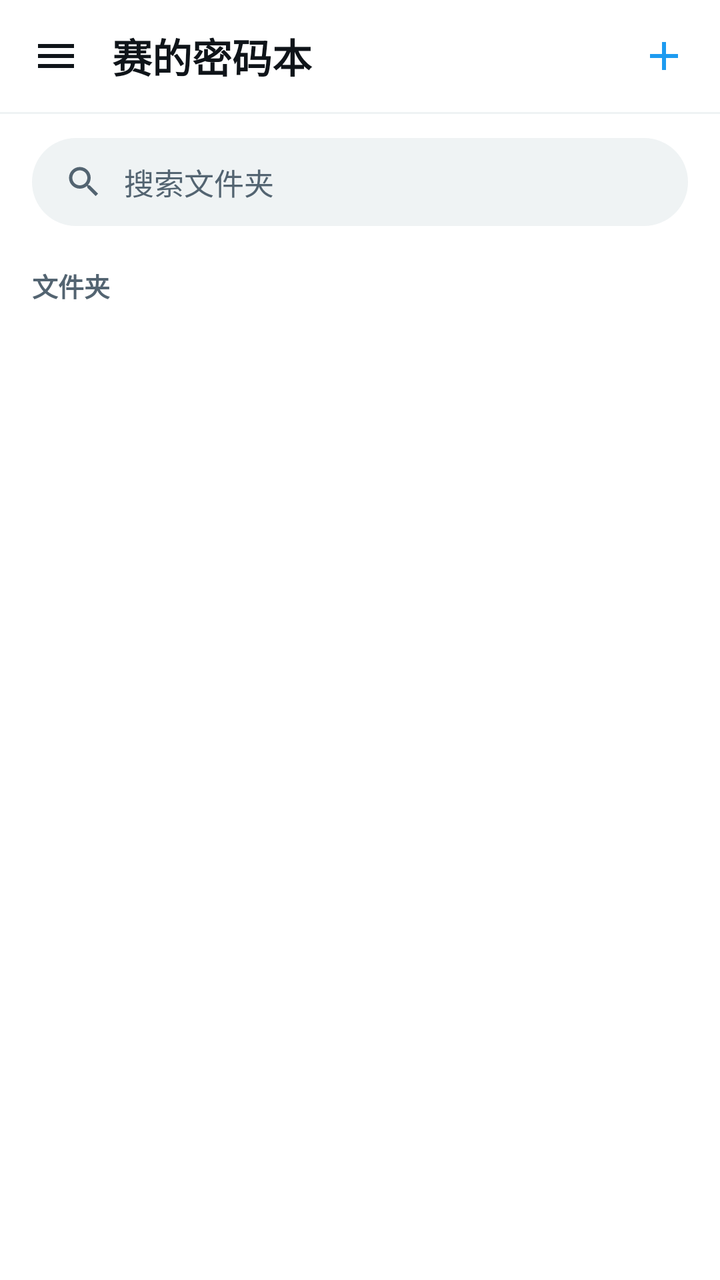
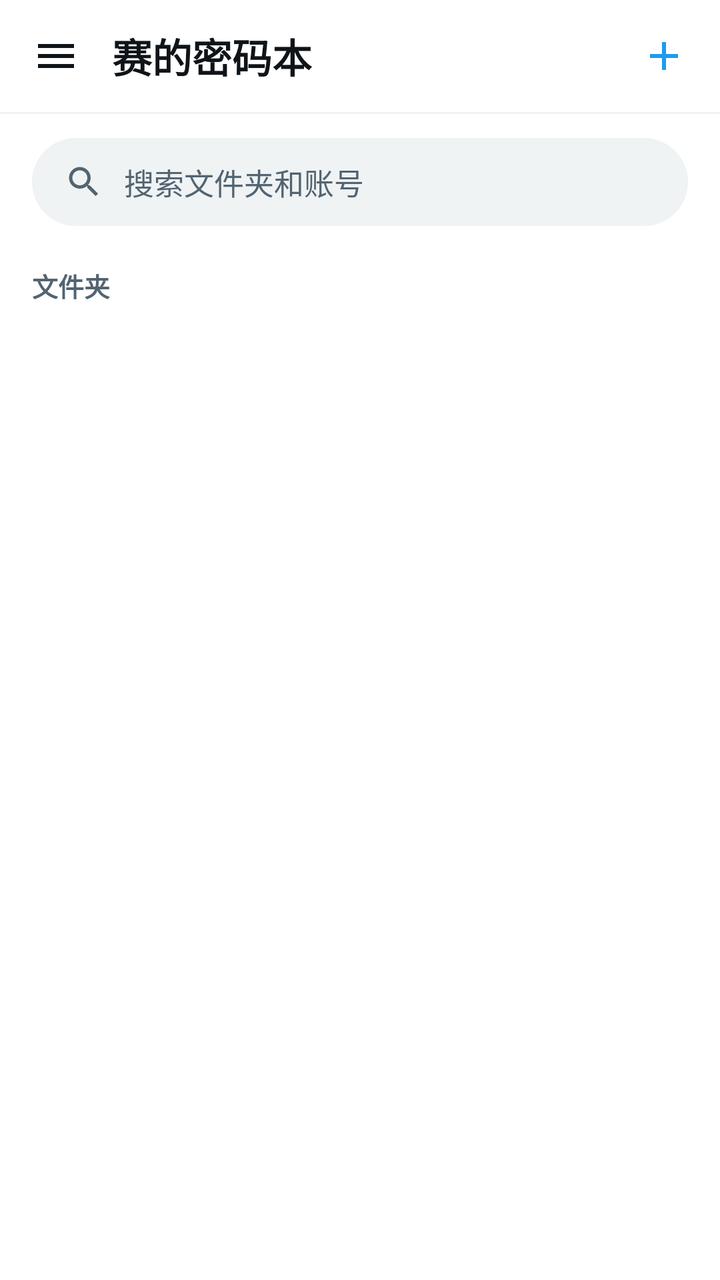

An Android layout rendered at two revisions. The XML below is the earlier revision; the diff shows what the commit changed to produce the second picture.
<!-- AndroidManifest.xml: application theme Theme.SaiAccountNote -->
<!-- res/layout/home_activity.xml -->
<?xml version="1.0" encoding="utf-8"?>
<androidx.drawerlayout.widget.DrawerLayout xmlns:android="http://schemas.android.com/apk/res/android"
    xmlns:app="http://schemas.android.com/apk/res-auto"
    android:id="@+id/drawer_root"
    android:layout_width="match_parent"
    android:layout_height="match_parent">

    <LinearLayout
        android:id="@+id/root_home"
        android:layout_width="match_parent"
        android:layout_height="match_parent"
        android:background="@color/page_bg"
        android:orientation="vertical">

    
    <LinearLayout
        android:layout_width="match_parent"
        android:layout_height="56dp"
        android:gravity="center_vertical"
        android:orientation="horizontal"
        android:paddingStart="4dp"
        android:paddingEnd="4dp">

        <ImageButton
            android:id="@+id/home_menu"
            android:layout_width="48dp"
            android:layout_height="48dp"
            android:background="@null"
            android:contentDescription="菜单"
            android:padding="12dp"
            android:scaleType="centerInside"
            app:srcCompat="@drawable/ic_menu_24"
            app:tint="@color/text_primary" />

        <TextView
            android:id="@+id/home_title"
            android:layout_width="0dp"
            android:layout_height="wrap_content"
            android:layout_marginStart="4dp"
            android:layout_weight="1"
            android:text="赛的密码本"
            android:textColor="@color/text_primary"
            android:textSize="20sp"
            android:textStyle="bold" />

        <ImageButton
            android:id="@+id/home_add"
            android:layout_width="48dp"
            android:layout_height="48dp"
            android:background="@null"
            android:contentDescription="新建文件夹"
            android:padding="12dp"
            android:scaleType="centerInside"
            app:srcCompat="@drawable/ic_add_24"
            app:tint="@color/accent" />
    </LinearLayout>

    <View
        android:layout_width="match_parent"
        android:layout_height="1dp"
        android:background="@color/divider" />

    
    <LinearLayout
        android:id="@+id/home_search_bar"
        android:layout_width="match_parent"
        android:layout_height="44dp"
        android:layout_marginStart="16dp"
        android:layout_marginTop="12dp"
        android:layout_marginEnd="16dp"
        android:background="@drawable/bg_search_pill"
        android:gravity="center_vertical"
        android:orientation="horizontal"
        android:paddingStart="16dp"
        android:paddingEnd="16dp">

        <ImageView
            android:layout_width="20dp"
            android:layout_height="20dp"
            android:contentDescription="搜索"
            app:srcCompat="@drawable/ic_search_24"
            app:tint="@color/text_secondary" />

        <EditText
            android:id="@+id/et_home_search"
            android:layout_width="0dp"
            android:layout_height="match_parent"
            android:layout_marginStart="10dp"
            android:layout_weight="1"
            android:background="@null"
            android:hint="搜索文件夹"
            android:imeOptions="actionSearch"
            android:inputType="text"
            android:maxLines="1"
            android:padding="0dp"
            android:textColor="@color/text_primary"
            android:textColorHint="@color/text_secondary"
            android:textSize="15sp" />
    </LinearLayout>

    
    <TextView
        android:layout_width="wrap_content"
        android:layout_height="wrap_content"
        android:layout_marginStart="16dp"
        android:layout_marginTop="20dp"
        android:layout_marginBottom="4dp"
        android:text="文件夹"
        android:textColor="@color/text_secondary"
        android:textSize="13sp"
        android:textStyle="bold" />

    
    <FrameLayout
        android:layout_width="match_parent"
        android:layout_height="0dp"
        android:layout_weight="1">

        <ScrollView
            android:layout_width="match_parent"
            android:layout_height="match_parent"
            android:overScrollMode="never">

            <LinearLayout
                android:id="@+id/home_table_container"
                android:layout_width="match_parent"
                android:layout_height="wrap_content"
                android:orientation="vertical" />
        </ScrollView>

        <TextView
            android:id="@+id/tv_empty"
            android:layout_width="wrap_content"
            android:layout_height="wrap_content"
            android:layout_gravity="center"
            android:gravity="center"
            android:padding="32dp"
            android:text="还没有文件夹,点右上角 + 新建一个"
            android:textColor="@color/text_hint"
            android:textSize="14sp"
            android:visibility="gone" />
    </FrameLayout>

    </LinearLayout>

    
    <com.google.android.material.navigation.NavigationView
        android:id="@+id/nav_view"
        android:layout_width="280dp"
        android:layout_height="match_parent"
        android:layout_gravity="start"
        android:fitsSystemWindows="false"
        app:headerLayout="@layout/drawer_header"
        app:itemBackground="?attr/selectableItemBackground"
        app:itemIconTint="?attr/colorOnSurfaceVariant"
        app:itemTextColor="?attr/colorOnSurface"
        app:menu="@menu/drawer_menu" />

</androidx.drawerlayout.widget.DrawerLayout>
<!-- res/layout/drawer_header.xml (included above) -->
<?xml version="1.0" encoding="utf-8"?>
<LinearLayout xmlns:android="http://schemas.android.com/apk/res/android"
    xmlns:app="http://schemas.android.com/apk/res-auto"
    android:layout_width="match_parent"
    android:layout_height="wrap_content"
    android:orientation="vertical"
    android:paddingStart="24dp"
    android:paddingTop="32dp"
    android:paddingEnd="24dp"
    android:paddingBottom="20dp">

    <FrameLayout
        android:layout_width="48dp"
        android:layout_height="48dp"
        android:background="@drawable/bg_circle_blue">

        <ImageView
            android:layout_width="26dp"
            android:layout_height="26dp"
            android:layout_gravity="center"
            android:contentDescription="图标"
            app:srcCompat="@drawable/ic_lock_24"
            app:tint="@color/accent" />
    </FrameLayout>

    <TextView
        android:layout_width="wrap_content"
        android:layout_height="wrap_content"
        android:layout_marginTop="14dp"
        android:text="赛的密码本"
        android:textColor="@color/text_primary"
        android:textSize="18sp"
        android:textStyle="bold" />

    <TextView
        android:layout_width="wrap_content"
        android:layout_height="wrap_content"
        android:layout_marginTop="2dp"
        android:text="本地存储 · 仅保存在这台设备"
        android:textColor="@color/text_secondary"
        android:textSize="13sp" />

</LinearLayout>
<!-- resources referenced by this layout -->
<resources>
  <color name="accent">#1D9BF0</color>
  <color name="divider">#EFF3F4</color>
  <color name="page_bg">#FFFFFF</color>
  <color name="text_hint">#9AA6B2</color>
  <color name="text_primary">#0F1419</color>
  <color name="text_secondary">#536471</color>
  <!-- drawable bg_circle_blue (drawable) -->
  <?xml version="1.0" encoding="utf-8"?>
  <shape xmlns:android="http://schemas.android.com/apk/res/android"
      android:shape="oval">
      <solid android:color="@color/accent_soft" />
  </shape>
  <!-- drawable bg_search_pill (drawable) -->
  <?xml version="1.0" encoding="utf-8"?>
  <shape xmlns:android="http://schemas.android.com/apk/res/android"
      android:shape="rectangle">
      <solid android:color="@color/input_bg" />
      <corners android:radius="22dp" />
  </shape>
  <!-- drawable ic_add_24 (drawable) -->
  <vector xmlns:android="http://schemas.android.com/apk/res/android"
      android:width="24dp"
      android:height="24dp"
      android:viewportWidth="24"
      android:viewportHeight="24">
      <path
          android:fillColor="#FF000000"
          android:pathData="M19,13h-6v6h-2v-6H5v-2h6V5h2v6h6v2z" />
  </vector>
  <!-- drawable ic_lock_24 (drawable) -->
  <vector xmlns:android="http://schemas.android.com/apk/res/android"
      android:width="24dp"
      android:height="24dp"
      android:viewportWidth="24"
      android:viewportHeight="24">
      <path
          android:fillColor="#FF000000"
          android:pathData="M18 8h-1V6c0-2.76-2.24-5-5-5S7 3.24 7 6v2H6c-1.1 0-2 .9-2 2v10c0 1.1.9 2 2 2h12c1.1 0 2-.9 2-2V10c0-1.1-.9-2-2-2zM9 6c0-1.66 1.34-3 3-3s3 1.34 3 3v2H9V6zm9 14H6V10h12v10zm-6-3c1.1 0 2-.9 2-2s-.9-2-2-2-2 .9-2 2 .9 2 2 2z" />
  </vector>
  <!-- drawable ic_menu_24 (drawable) -->
  <vector xmlns:android="http://schemas.android.com/apk/res/android"
      android:width="24dp"
      android:height="24dp"
      android:viewportWidth="24"
      android:viewportHeight="24">
      <path
          android:fillColor="#FF000000"
          android:pathData="M3,6H21V8H3V6M3,11H21V13H3V11M3,16H21V18H3V16Z" />
  </vector>
  <!-- drawable ic_search_24 (drawable) -->
  <vector xmlns:android="http://schemas.android.com/apk/res/android"
      android:width="24dp"
      android:height="24dp"
      android:viewportWidth="24"
      android:viewportHeight="24">
      <path
          android:fillColor="#FF000000"
          android:pathData="M15.5,14h-0.79l-0.28,-0.27C15.41,12.59 16,11.11 16,9.5 16,5.91 13.09,3 9.5,3S3,5.91 3,9.5 5.91,16 9.5,16c1.61,0 3.09,-0.59 4.23,-1.57l0.27,0.28v0.79l5,4.99L20.49,19l-4.99,-5zM9.5,14C7.01,14 5,11.99 5,9.5S7.01,5 9.5,5 14,7.01 14,9.5 11.99,14 9.5,14z" />
  </vector>
  <style name="Theme.SaiAccountNote" parent="Base.Theme.SaiAccountNote" />
  <color name="accent_soft">#E8F5FD</color>
  <color name="input_bg">#EFF3F4</color>
  <style name="Base.Theme.SaiAccountNote" parent="Theme.Material3.DayNight.NoActionBar">
          
          <item name="colorPrimary">@color/accent</item>
          <item name="colorOnPrimary">@color/white</item>
          <item name="colorSecondary">@color/accent</item>
          <item name="colorOnSecondary">@color/white</item>
      </style>
  <color name="white">#FFFFFFFF</color>
</resources>

<!-- the commit's change to res/layout/home_activity.xml (unified diff, before → after) -->
@@ -88,7 +88,7 @@
             android:layout_marginStart="10dp"
             android:layout_weight="1"
             android:background="@null"
-            android:hint="搜索文件夹"
+            android:hint="搜索文件夹和账号"
             android:imeOptions="actionSearch"
             android:inputType="text"
             android:maxLines="1"
@@ -100,6 +100,7 @@
 
     
     <TextView
+        android:id="@+id/tv_folder_section"
         android:layout_width="wrap_content"
         android:layout_height="wrap_content"
         android:layout_marginStart="16dp"
